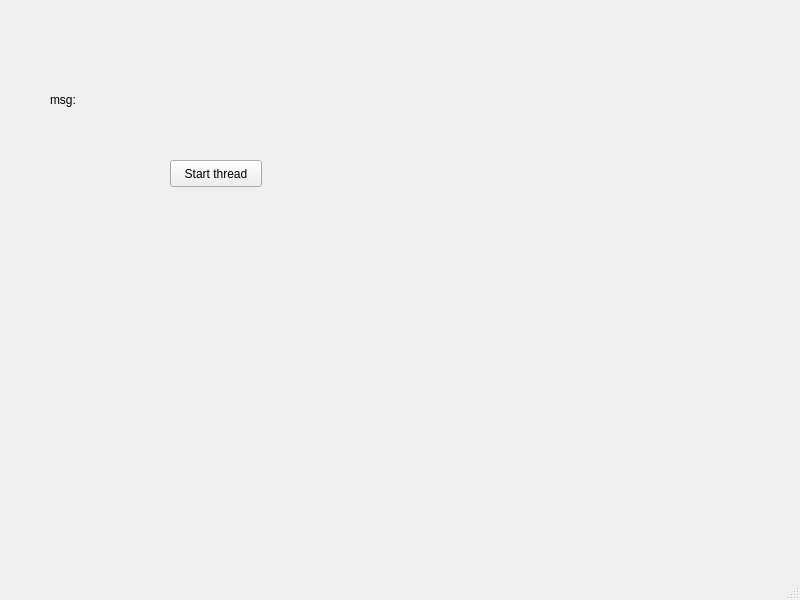
Qt form qt_threads/mainwindow.ui (wlshiu/my_qt5) before a commit.
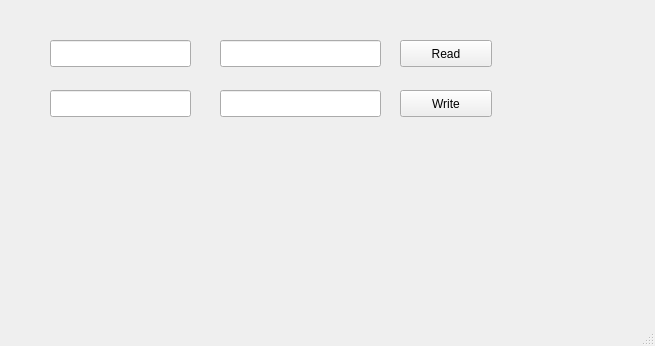
The same form after that commit.

```diff
--- a/qt_threads/mainwindow.ui
+++ b/qt_threads/mainwindow.ui
@@ -6,38 +6,78 @@
    <rect>
     <x>0</x>
     <y>0</y>
-    <width>800</width>
-    <height>600</height>
+    <width>655</width>
+    <height>346</height>
    </rect>
   </property>
   <property name="windowTitle">
    <string>MainWindow</string>
   </property>
   <widget class="QWidget" name="centralwidget">
-   <widget class="QPushButton" name="pushButton">
+   <widget class="QLineEdit" name="Line_10">
     <property name="geometry">
      <rect>
-      <x>170</x>
-      <y>160</y>
+      <x>50</x>
+      <y>40</y>
+      <width>141</width>
+      <height>27</height>
+     </rect>
+    </property>
+   </widget>
+   <widget class="QLineEdit" name="Line_20">
+    <property name="geometry">
+     <rect>
+      <x>50</x>
+      <y>90</y>
+      <width>141</width>
+      <height>27</height>
+     </rect>
+    </property>
+   </widget>
+   <widget class="QPushButton" name="btnRead">
+    <property name="geometry">
+     <rect>
+      <x>400</x>
+      <y>40</y>
       <width>92</width>
       <height>27</height>
      </rect>
     </property>
     <property name="text">
-     <string>Start thread</string>
+     <string>Read</string>
     </property>
    </widget>
-   <widget class="QLabel" name="msg">
+   <widget class="QPushButton" name="btnWrite">
     <property name="geometry">
      <rect>
-      <x>50</x>
+      <x>400</x>
       <y>90</y>
-      <width>74</width>
-      <height>19</height>
+      <width>92</width>
+      <height>27</height>
      </rect>
     </property>
     <property name="text">
-     <string>msg: </string>
+     <string>Write</string>
+    </property>
+   </widget>
+   <widget class="QLineEdit" name="Line_11">
+    <property name="geometry">
+     <rect>
+      <x>220</x>
+      <y>40</y>
+      <width>161</width>
+      <height>27</height>
+     </rect>
+    </property>
+   </widget>
+   <widget class="QLineEdit" name="Line_21">
+    <property name="geometry">
+     <rect>
+      <x>220</x>
+      <y>90</y>
+      <width>161</width>
+      <height>27</height>
+     </rect>
     </property>
    </widget>
   </widget>
```
Left out of the diff: 2 changed lines with no effect on the pictures.
